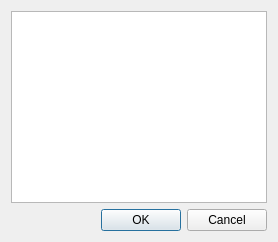
First picture: the form in core/src/novelist/windows/NoteEditWindow.ui, repository Drag-On/novelist, before the edit.
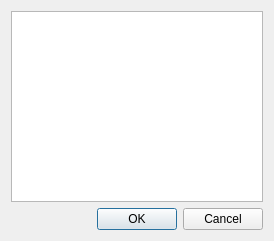
Second picture: the form after the edit.

Patch:
```diff
--- a/core/src/novelist/windows/NoteEditWindow.ui
+++ b/core/src/novelist/windows/NoteEditWindow.ui
@@ -2,6 +2,14 @@
 <ui version="4.0">
  <class>NoteEditDialog</class>
  <widget class="QDialog" name="NoteEditDialog">
+  <property name="geometry">
+   <rect>
+    <x>0</x>
+    <y>0</y>
+    <width>274</width>
+    <height>241</height>
+   </rect>
+  </property>
   <property name="windowTitle">
    <string>Note</string>
   </property>
```
